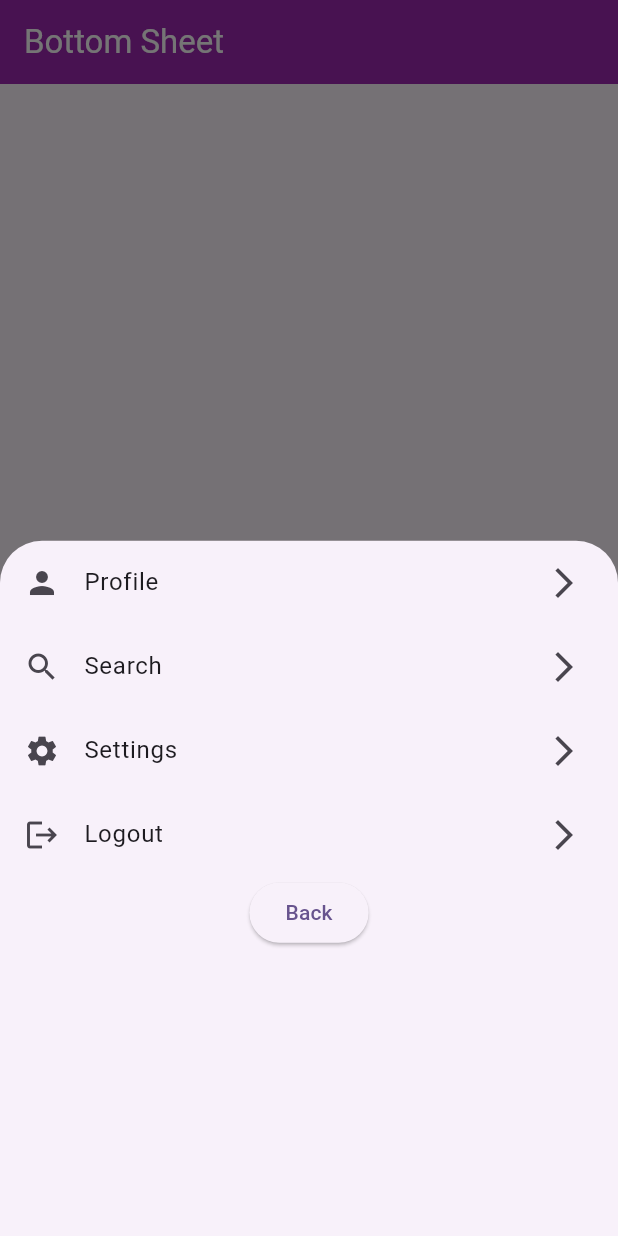
After one commit to AbRehman536/Flutter_sec_2, a Flutter app: the screen it shows after launch, after a tap on "Show Bottom Sheet", on a phone screen of 412 x 824 dp. The commit adds this screen. Run offline on Flutter 3.47's test engine with Material 3 defaults, Android fonts, the phone set to English and light mode, and no system bars; our stand-ins replace smooth_page_indicator.

Commit message:
Bottom Sheet done

```diff
--- /dev/null
+++ b/lib/bottom_sheet_demo.dart
@@ -0,0 +1,68 @@
+import 'package:flutter/material.dart';
+import 'package:flutter_sec_2/listtile_demo.dart';
+
+class BottomSheetDemo extends StatefulWidget {
+  const BottomSheetDemo({super.key});
+
+  @override
+  State<BottomSheetDemo> createState() => _BottomSheetDemoState();
+}
+
+class _BottomSheetDemoState extends State<BottomSheetDemo> {
+  @override
+  Widget build(BuildContext context) {
+    return Scaffold(
+      appBar: AppBar(
+        title: Text("Bottom Sheet"),
+        backgroundColor: Colors.purple,
+        foregroundColor: Colors.white,
+      ),
+      body: Center(child:
+        ElevatedButton(onPressed: (){
+          showModalBottomSheet(
+              context: context, builder: (BuildContext context) {
+                return Column(children: [
+                  ListTile(
+                    onTap: (){
+                      Navigator.pop(context);
+                    },
+                    leading: Icon(Icons.person),
+                    title: Text("Profile"),
+                    trailing: Icon(Icons.arrow_forward_ios),
+                  ),
+                  ListTile(
+                    onTap: (){
+                      Navigator.pop(context);
+                    },
+                    leading: Icon(Icons.search),
+                    title: Text("Search"),
+                    trailing: Icon(Icons.arrow_forward_ios),
+                  ),
+                  ListTile(
+                    onTap: (){
+                      Navigator.push(context, MaterialPageRoute(builder: (context)=> ListTileDemo()));
+                    },
+                    leading: Icon(Icons.settings),
+                    title: Text("Settings"),
+                    trailing: Icon(Icons.arrow_forward_ios),
+                  ),
+                  ListTile(
+                    onTap: (){
+                      Navigator.pop(context);
+                    },
+                    leading: Icon(Icons.logout),
+                    title: Text("Logout"),
+                    trailing: Icon(Icons.arrow_forward_ios),
+                  ),
+                  ElevatedButton(onPressed: (){
+
+                      Navigator.pop(context);
+
+                  }, child: Text("Back")),
+                ],);
+          });
+        }, child: Text("Show Bottom Sheet")),
+      ),
+    );
+  }
+}
--- a/lib/dialogbox_demo.dart
+++ b/lib/dialogbox_demo.dart
@@ -65,6 +65,7 @@ class _DialogBoxDemoState extends State<DialogBoxDemo> {
                   content: Text("Login Successfull"),
                   actions: [
                     TextButton(onPressed: (){
+
                       Navigator.pop(context);
                     }, child: Text("No")),
                     TextButton(onPressed: (){
--- a/lib/main.dart
+++ b/lib/main.dart
@@ -1,6 +1,7 @@
 import 'package:flutter/material.dart';
 import 'package:flutter_sec_2/assets_image.dart';
 import 'package:flutter_sec_2/bottom_bar_demo.dart';
+import 'package:flutter_sec_2/bottom_sheet_demo.dart';
 import 'package:flutter_sec_2/dialogbox_demo.dart';
 import 'package:flutter_sec_2/fab.dart';
 import 'package:flutter_sec_2/gridview_demo.dart';
@@ -47,7 +48,7 @@ class MyApp extends StatelessWidget {
         colorScheme: ColorScheme.fromSeed(seedColor: Colors.deepPurple),
         useMaterial3: true,
       ),
-      home: DialogBoxDemo(),
+      home: BottomSheetDemo(),
     );
   }
 }
```
